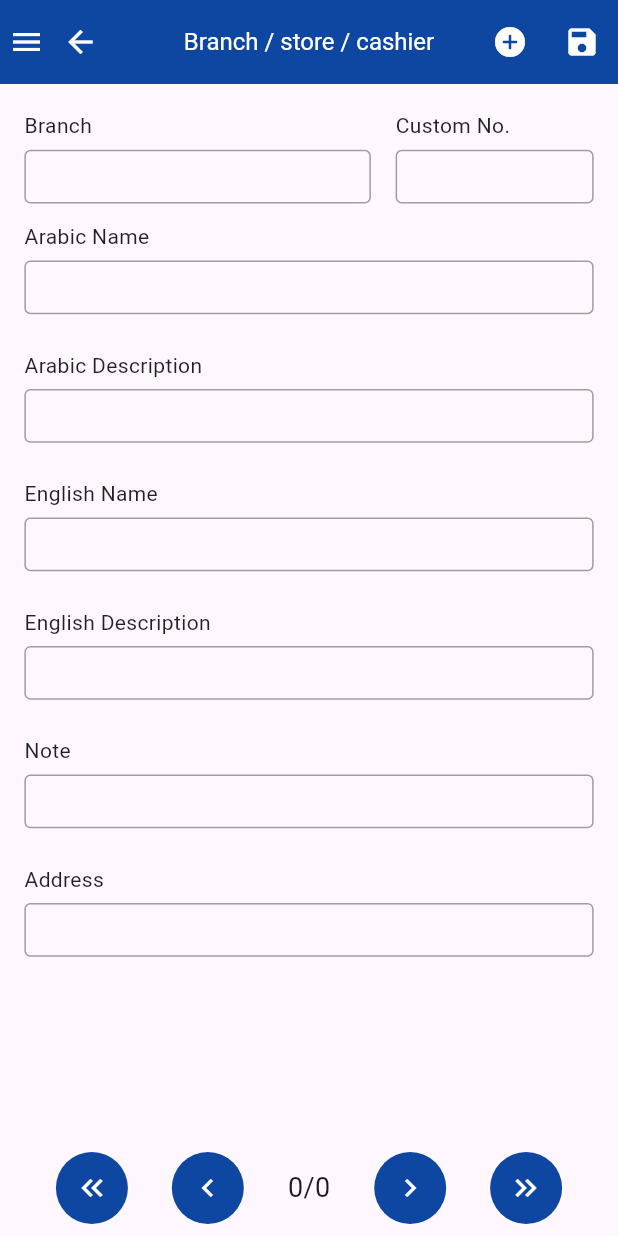
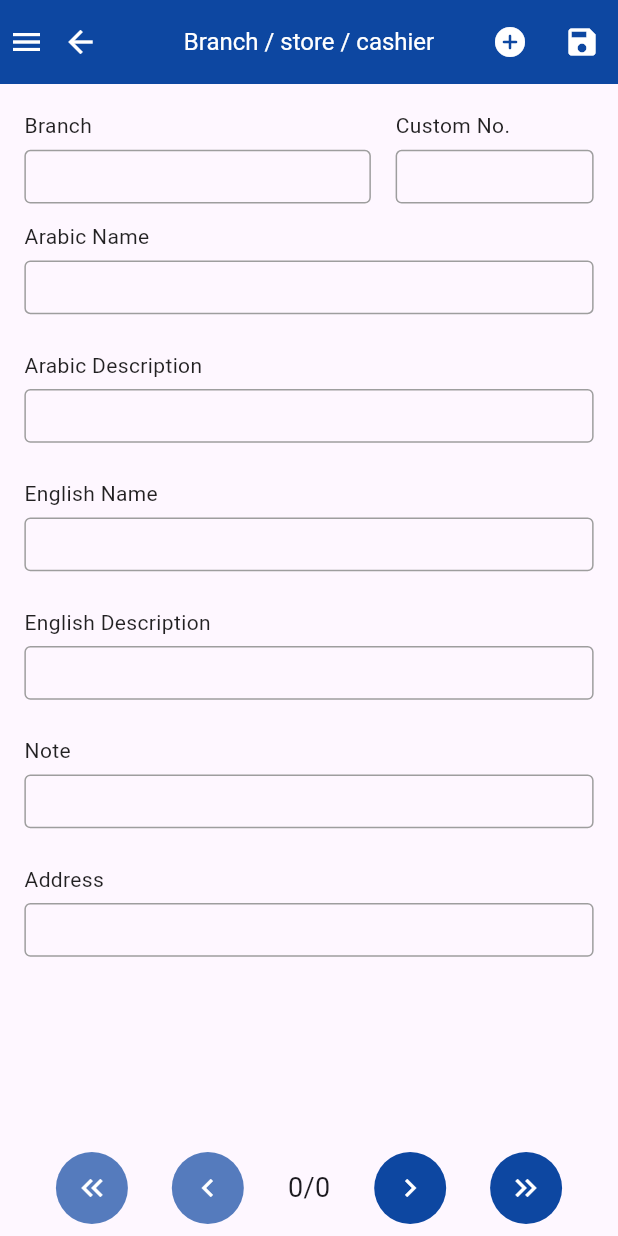
Before and after one commit to MohamedSalama0/crud_task, a Flutter app: the BranchDetails screen opened directly with empty values, on a phone screen of 412 x 824 dp. Run offline on Flutter 3.47's test engine with Material 3 defaults, Android fonts, the phone set to English and light mode, and no system bars; our stand-ins replace flutter_riverpod, flutter_screenutil, sqflite; accounts and stored records are empty.

Commit message:
add the missing part of nav bar

```diff
--- a/crud_task/lib/presentation/pages/branch details/branch_details.dart
+++ b/crud_task/lib/presentation/pages/branch details/branch_details.dart
@@ -97,50 +97,64 @@ class _BranchDetailsState extends ConsumerState<BranchDetails> {
                         (BuildContext context, WidgetRef ref, Widget? child) {
                       return Expanded(
                         flex: 3,
+                        child: FocusScope(
                           child: DefaultTextFormFieldWithTitle(
+                            focusNode:
+                                ref.read(branchDetailsProvider).customNoFocus,
                             fieldTitle: 'Custom No.',
                             controller: ref
                                 .read(branchDetailsProvider)
                                 .customNoController,
                             type: TextInputType.number,
                           ),
+                        ),
                       );
                     },
                   ),
                 ],
               ),
-              Consumer(
-                builder: (BuildContext context, WidgetRef ref, Widget? child) {
+              FocusScope(
+                child: Consumer(
+                  builder:
+                      (BuildContext context, WidgetRef ref, Widget? child) {
                     var prov = ref.read(branchDetailsProvider);
+                    // ignore: unused_field
+
                     return Column(
                       children: [
                         DefaultTextFormFieldWithTitle(
                           fieldTitle: 'Arabic Name',
+                          focusNode: prov.arabicNameFocus,
                           controller: prov.arabicNameController,
                         ),
                         SizedBox(height: 10.h),
                         DefaultTextFormFieldWithTitle(
                           fieldTitle: 'Arabic Description',
+                          focusNode: prov.arabicDescFocus,
                           controller: prov.arabicDescriptionController,
                         ),
                         SizedBox(height: 10.h),
                         DefaultTextFormFieldWithTitle(
                           fieldTitle: 'English Name',
+                          focusNode: prov.englishNameFocus,
                           controller: prov.englishNameController,
                         ),
                         SizedBox(height: 10.h),
                         DefaultTextFormFieldWithTitle(
                           fieldTitle: 'English Description',
+                          focusNode: prov.englishDescFocus,
                           controller: prov.englishDescriptionController,
                         ),
                         SizedBox(height: 10.h),
                         DefaultTextFormFieldWithTitle(
                           fieldTitle: 'Note',
+                          focusNode: prov.notesFocus,
                           controller: prov.notesController,
                         ),
                         SizedBox(height: 10.h),
                         DefaultTextFormFieldWithTitle(
                           fieldTitle: 'Address',
+                          focusNode: prov.addressFocus,
                           controller: prov.addressController,
                         ),
                         SizedBox(height: 10.h),
@@ -148,35 +162,52 @@ class _BranchDetailsState extends ConsumerState<BranchDetails> {
                     );
                   },
                 ),
+              ),
             ],
           ),
         ),
       ),
-      bottomNavigationBar: Padding(
+      bottomNavigationBar: Consumer(
+        builder: (BuildContext context, WidgetRef ref, Widget? child) {
+          var prov = ref.watch(branchDetailsProvider);
+          var list = prov.branchesList;
+          return Padding(
             padding: const EdgeInsets.all(8.0),
             child: Row(
               mainAxisAlignment: MainAxisAlignment.spaceEvenly,
               children: [
                 Container(
-              decoration:
-                  BoxDecoration(color: kPrimaryColor, shape: BoxShape.circle),
+                  decoration: BoxDecoration(
+                    color: widget.index == 0
+                        ? kPrimaryColor.withOpacity(0.7)
+                        : kPrimaryColor,
+                    shape: BoxShape.circle,
+                  ),
                   child: IconButton(
                     icon: const Icon(
                       Icons.keyboard_double_arrow_left_outlined,
                       color: kWhite,
                     ),
-                onPressed: () {
+                    onPressed: widget.index == 0
+                        ? null
+                        : () {
                             navigateToPrevious();
                           },
                   ),
                 ),
                 Container(
-              decoration:
-                  BoxDecoration(color: kPrimaryColor, shape: BoxShape.circle),
+                  decoration: BoxDecoration(
+                    color: prov.isFirstNode
+                        ? kPrimaryColor.withOpacity(0.7)
+                        : kPrimaryColor,
+                    shape: BoxShape.circle,
+                  ),
                   child: IconButton(
                     icon: const Icon(Icons.keyboard_arrow_left_outlined),
                     color: kWhite,
-                onPressed: () {},
+                    onPressed: () {
+                      prov.previousFocus(context);
+                    },
                   ),
                 ),
                 Text(
@@ -184,29 +215,47 @@ class _BranchDetailsState extends ConsumerState<BranchDetails> {
                   style: const TextStyle(fontSize: 18),
                 ),
                 Container(
-              decoration:
-                  BoxDecoration(color: kPrimaryColor, shape: BoxShape.circle),
+                  decoration: BoxDecoration(
+                    color: prov.isLastNode
+                        ? kPrimaryColor.withOpacity(0.7)
+                        :
+                        //  widget.index == list.length - 1
+                        //     ?
+                        //     :
+                        kPrimaryColor,
+                    shape: BoxShape.circle,
+                  ),
                   child: IconButton(
                     icon: const Icon(Icons.keyboard_arrow_right_outlined),
                     color: kWhite,
-                onPressed: () {},
+                    onPressed: () {
+                      prov.nextFocus(context);
+                    },
                   ),
                 ),
                 Container(
-              decoration:
-                  BoxDecoration(color: kPrimaryColor, shape: BoxShape.circle),
+                  decoration: BoxDecoration(
+                    color: widget.index == list.length - 1
+                        ? kPrimaryColor.withOpacity(0.7)
+                        : kPrimaryColor,
+                    shape: BoxShape.circle,
+                  ),
                   child: IconButton(
                     icon: const Icon(
                       Icons.keyboard_double_arrow_right_outlined,
                       color: kWhite,
                     ),
-                onPressed: () {
+                    onPressed: widget.index == list.length - 1
+                        ? null
+                        : () {
                             navigateToNext();
                           },
                   ),
                 ),
               ],
             ),
+          );
+        },
       ),
     );
   }
```
Also changed, not shown: crud_task/lib/presentation/pages/branch details/controller/branch_details_provider.dart (+60 -1 lines), crud_task/lib/presentation/widgets/default_text_field.dart (+6 -1 lines). Lines whose indentation alone changed are shown as unchanged.
